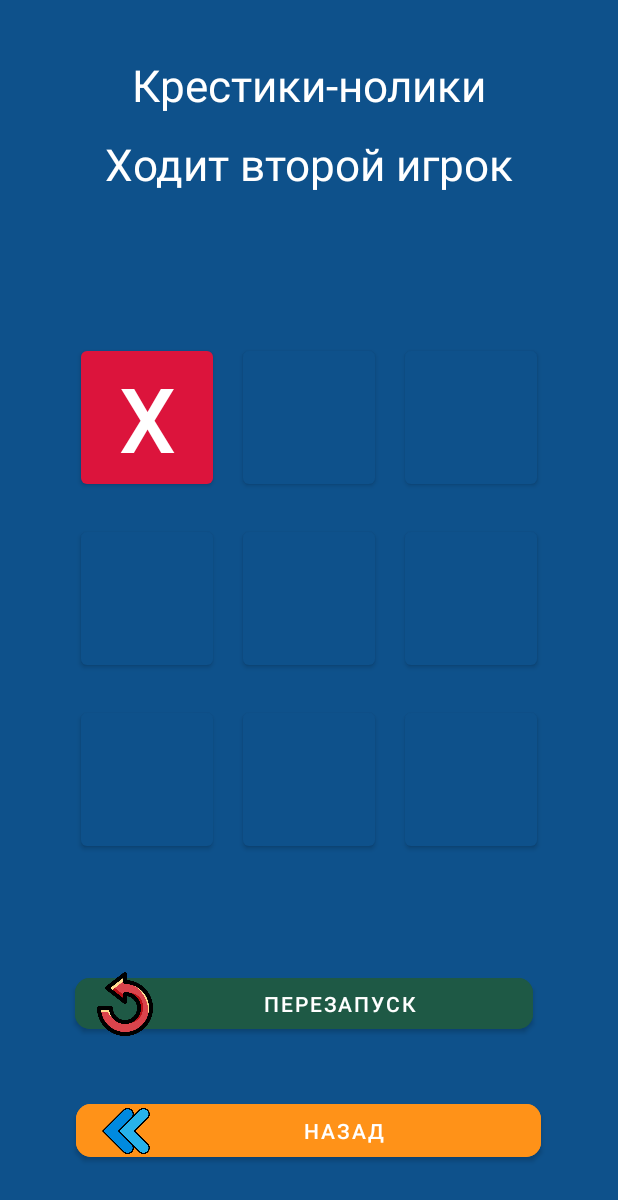
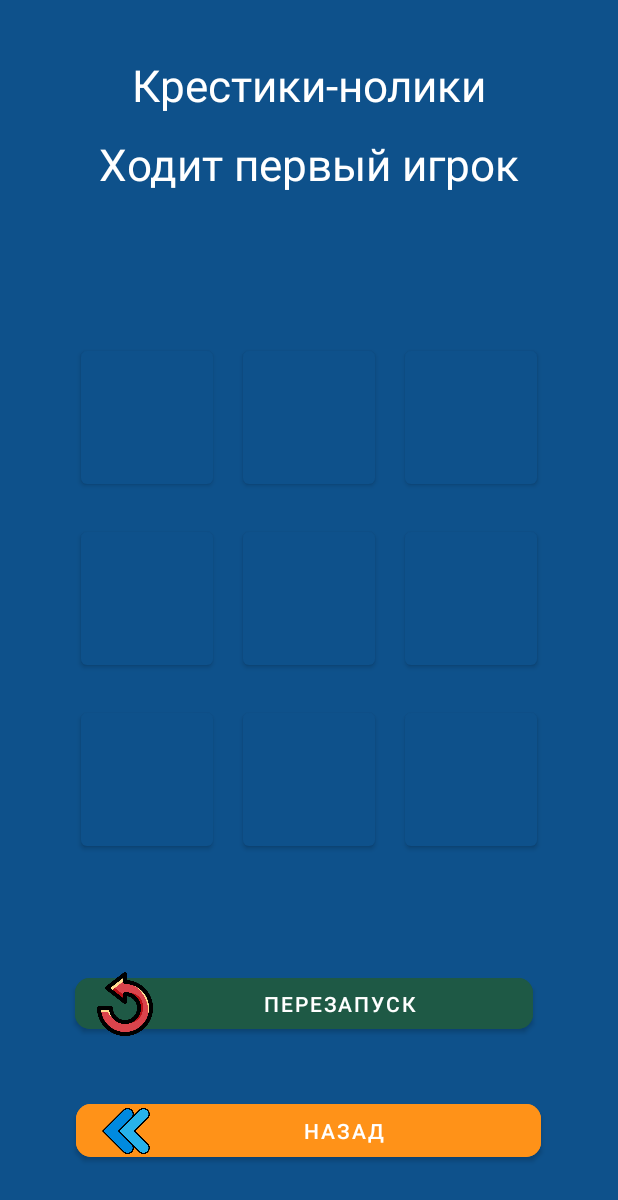
Before and after one commit to RUGameLink/Game_Box, an Android app: the TicTacToeActivity screen opened directly, with no data from a screen before it, after a tap on an icon or button, on a phone screen of 412 x 824 dp. Shown: the top 1200 px of the screen. Run offline under Robolectric (Android 15) with nearby library versions, the light colour scheme and no system bars; 2 statements that could not run were skipped; 2 other taps on this screen came first.

Commit message:
Конец переноса игры "Крестики-Нолики" в отдельный класс Связь с игровой activity

```diff
--- a/app/src/main/java/com/example/ticTacToeGame/Activity/TicTacToeActivity.kt
+++ b/app/src/main/java/com/example/ticTacToeGame/Activity/TicTacToeActivity.kt
@@ -32,9 +32,7 @@ class TicTacToeActivity : AppCompatActivity(), View.OnClickListener {
 
     lateinit var mp: MediaPlayer
 
-    var playerOne = 0
-    var playerTwo = 1
-    var activePlayer = playerOne
+
 
 
     var gameActive = true
@@ -49,7 +47,8 @@ class TicTacToeActivity : AppCompatActivity(), View.OnClickListener {
         init()
         restartButton.setOnClickListener(restartGameListener)
         backButton.setOnClickListener(backListener)
-        filledPosition = intArrayOf(-1, -1, -1, -1, -1, -1, -1, -1, -1) //Массив отслеживания активированных кнопок
+    //    filledPosition = intArrayOf(-1, -1, -1, -1, -1, -1, -1, -1, -1) //Массив отслеживания активированных кнопок
+        ticTacToe = TicTacToe()
 
         initListener()
     }
@@ -86,32 +85,36 @@ class TicTacToeActivity : AppCompatActivity(), View.OnClickListener {
 
     @RequiresApi(Build.VERSION_CODES.M)
     override fun onClick(p0: View?) {
-        if(!gameActive)
+        if(!ticTacToe.get())
             return
 
         var btnClicked = findViewById<Button>(p0!!.id)
         var clickTagDetector = Integer.parseInt(btnClicked.tag.toString())
 
-        if(filledPosition[clickTagDetector] != -1)
-            return
+        var check = ticTacToe.checkFilledPosition(clickTagDetector)
 
-        filledPosition[clickTagDetector] = activePlayer
+    //    if(check != -1)
+    //        return
 
-        mp.start() //Звуковое сопровождение
+            mp.start()
 
-        when(activePlayer){ //Смена хода
-            playerOne -> {btnClicked.setText("X")
-                activePlayer = playerTwo
+            when(check){ //Смена хода
+                1 -> {btnClicked.setText("X")
                     turnView.setText(R.string.turnTwo)
                     btnClicked.backgroundTintList=getColorStateList(R.color.crimson) //Перекраска кнопки в цвет игрока
                 }
-            playerTwo -> {btnClicked.setText("O")
-                activePlayer = playerOne
+                2 -> {btnClicked.setText("O")
                     turnView.setText(R.string.turnOne)
                     btnClicked.backgroundTintList=getColorStateList(R.color.lime_green)
                 }
             }
-        println(filledPosition[clickTagDetector])
+
+    //    filledPosition[clickTagDetector] = activePlayer
+
+         //Звуковое сопровождение
+
+
+    //    println(filledPosition[clickTagDetector])
 
         paintingLine()
         checkForWins()
@@ -119,51 +122,22 @@ class TicTacToeActivity : AppCompatActivity(), View.OnClickListener {
 
     @RequiresApi(Build.VERSION_CODES.M)
     private fun checkForWins(){
-        var winPosition = arrayOf(intArrayOf(0, 1, 2), intArrayOf(3, 4, 5), intArrayOf(6, 7, 8),
-            intArrayOf(0, 3, 6), intArrayOf(1, 4, 7), intArrayOf(2, 5, 8),
-            intArrayOf(0, 4, 8), intArrayOf(2, 4, 6)) //Инициализация массива выигрышных комбинаций
+        var result = ticTacToe.checkForWins()
 
-        for (i in winPosition.indices){ //Обработка побед
-            var val0 = winPosition[i][0]
-            var val1 = winPosition[i][1]
-            var val2 = winPosition[i][2]
-
-            if(filledPosition[val0] == filledPosition[val1] && filledPosition[val1] == filledPosition[val2]){
-                if(filledPosition[val0] != -1) {
-                    gameActive = false
-                    if (filledPosition[val0] == playerOne) {
-                        turnView.setText(R.string.playerOneWin)
-                    } else {
-                        turnView.setText(R.string.playerTwoWin)
+        when(result){
+            1 -> turnView.setText(R.string.playerOneWin)
+            2 -> turnView.setText(R.string.playerTwoWin)
+            0 -> turnView.setText(R.string.drawGame)
         }
-                    return
-                }
-            }
-
-        }
-
-        var count = 0
-
-        for(i in filledPosition.indices){//Обработка ничьи
-            if(filledPosition[i] == -1){
-                count++
-            }
-        }
-        if(count == 0){
-            turnView.setText(R.string.drawGame)
-        }
-
     }
 
     @RequiresApi(Build.VERSION_CODES.M)
     private fun restartingGame(){
-        filledPosition = intArrayOf(-1, -1, -1, -1, -1, -1, -1, -1, -1) //Массив отслеживания активированных кнопок
-        gameActive = true
+        ticTacToe = TicTacToe()
 
-        when(activePlayer){ //Смена хода
-            playerOne -> turnView.setText(R.string.turnOne)
-            playerTwo -> turnView.setText(R.string.turnTwo)
-        }
+        turnView.setText(R.string.turnOne)
+
+
 
         b0.text = ""
         b1.text = ""
@@ -188,45 +162,48 @@ class TicTacToeActivity : AppCompatActivity(), View.OnClickListener {
 
     @RequiresApi(Build.VERSION_CODES.M)
     private fun paintingLine(){
-        if(filledPosition[0] != -1 && filledPosition[0] == filledPosition[1] && filledPosition[1] == filledPosition[2]){
+        var result = ticTacToe.paintLine()
+        when(result){
+            1 -> {
                 b0.backgroundTintList=getColorStateList(R.color.orange2)
                 b1.backgroundTintList=getColorStateList(R.color.orange2)
                 b2.backgroundTintList=getColorStateList(R.color.orange2)
             }
-        else if(filledPosition[3] != -1 && filledPosition[3] == filledPosition[4] && filledPosition[4] == filledPosition[5]){
+            2 -> {
                 b3.backgroundTintList=getColorStateList(R.color.orange2)
                 b4.backgroundTintList=getColorStateList(R.color.orange2)
                 b5.backgroundTintList=getColorStateList(R.color.orange2)
             }
-        else if(filledPosition[6] != -1 && filledPosition[6] == filledPosition[7] && filledPosition[7] == filledPosition[8]){
+            3 -> {
                 b6.backgroundTintList=getColorStateList(R.color.orange2)
                 b7.backgroundTintList=getColorStateList(R.color.orange2)
                 b8.backgroundTintList=getColorStateList(R.color.orange2)
             }
-        else if(filledPosition[0] != -1 && filledPosition[0] == filledPosition[3] && filledPosition[3] == filledPosition[6]){
+            4 -> {
                 b0.backgroundTintList=getColorStateList(R.color.orange2)
                 b3.backgroundTintList=getColorStateList(R.color.orange2)
                 b6.backgroundTintList=getColorStateList(R.color.orange2)
             }
-        else if(filledPosition[1] != -1 && filledPosition[1] == filledPosition[4] && filledPosition[4] == filledPosition[7]){
+            5 -> {
                 b1.backgroundTintList=getColorStateList(R.color.orange2)
                 b4.backgroundTintList=getColorStateList(R.color.orange2)
                 b7.backgroundTintList=getColorStateList(R.color.orange2)
             }
-        else if(filledPosition[2] != -1 && filledPosition[2] == filledPosition[5] && filledPosition[5] == filledPosition[8]){
+            6 -> {
                 b2.backgroundTintList=getColorStateList(R.color.orange2)
                 b5.backgroundTintList=getColorStateList(R.color.orange2)
                 b8.backgroundTintList=getColorStateList(R.color.orange2)
             }
-        else if(filledPosition[0] != -1 && filledPosition[0] == filledPosition[4] && filledPosition[4] == filledPosition[8]){
+            7 -> {
                 b0.backgroundTintList=getColorStateList(R.color.orange2)
                 b4.backgroundTintList=getColorStateList(R.color.orange2)
                 b8.backgroundTintList=getColorStateList(R.color.orange2)
             }
-        else if(filledPosition[2] != -1 && filledPosition[2] == filledPosition[4] && filledPosition[4] == filledPosition[6]){
+            8 -> {
                 b2.backgroundTintList=getColorStateList(R.color.orange2)
                 b4.backgroundTintList=getColorStateList(R.color.orange2)
                 b6.backgroundTintList=getColorStateList(R.color.orange2)
+            }
         }
     }
 
```
Also changed, not shown: app/src/main/java/com/example/ticTacToeGame/Games/TicTacToe.kt (+67 -6 lines). Lines whose indentation alone changed are shown as unchanged.
